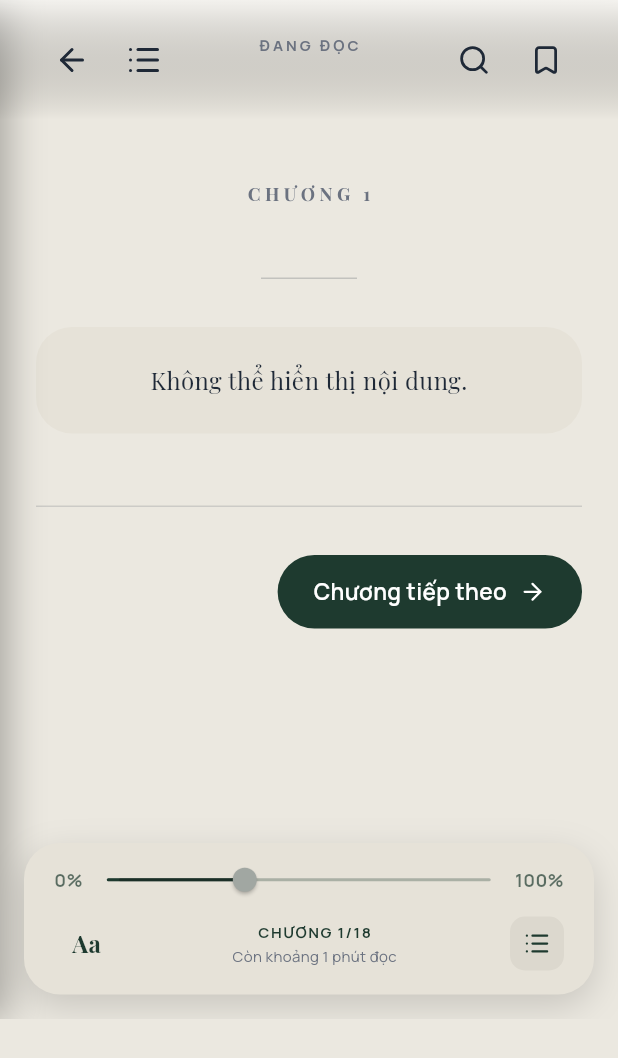
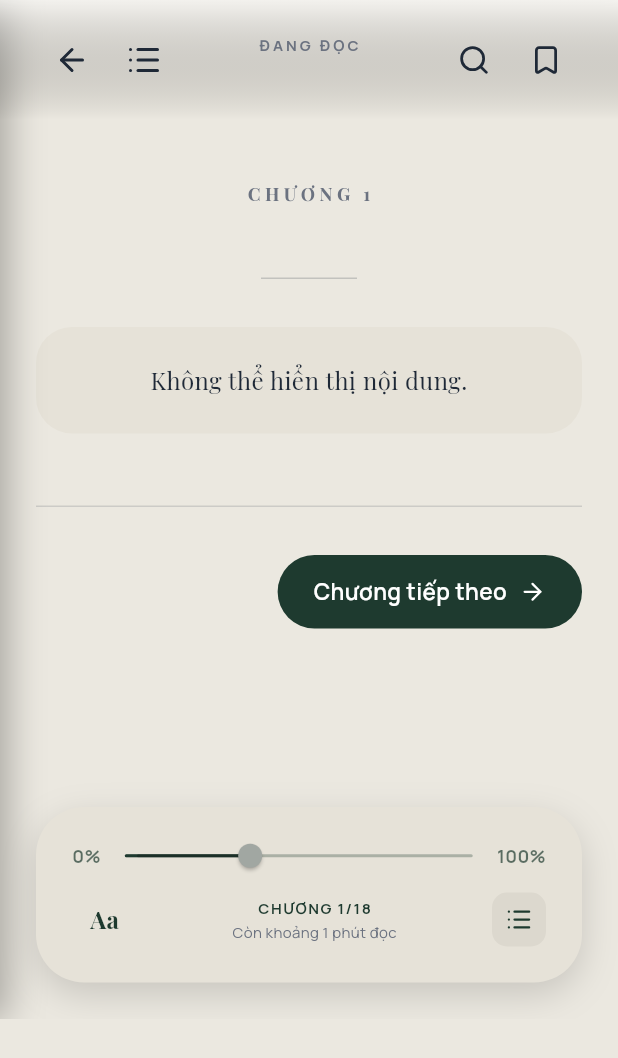
Before and after one commit to d-init-d/Project-Fluxalpha, a Flutter app: the ReaderInterface screen opened directly with empty values, on a phone screen of 412 x 824 dp. Shown: the top 1058 px of the screen. Run offline on Flutter 3.47's test engine with Material 3 defaults, Android fonts, the phone set to English and light mode, and no system bars; our stand-ins replace file_picker, flutter_riverpod, flutter_widget_from_html, google_fonts, lucide_icons, open_file and 1 more; missing offline and left inert: desktop_drop, pdfrx, window_manager; accounts and stored records are empty; project files that could hold a hidden picture were left out.

Commit message:
fix kích thước menu dưới

```diff
--- a/flux_alpha/lib/screens/reader_interface.dart
+++ b/flux_alpha/lib/screens/reader_interface.dart
@@ -842,12 +842,17 @@ class _ReaderInterfaceState extends State<ReaderInterface>
       child: SafeArea(
         top: false,
         child: Padding(
-          padding: const EdgeInsets.fromLTRB(16, 0, 16, 16),
+          padding: const EdgeInsets.all(24), // p-6 = 24px
+          child: Center(
+            child: ConstrainedBox(
+              constraints: const BoxConstraints(
+                maxWidth: 672,
+              ), // max-w-2xl = 672px
               child: Container(
-            padding: const EdgeInsets.symmetric(horizontal: 20, vertical: 16),
+                padding: const EdgeInsets.all(24), // p-6 = 24px
                 decoration: BoxDecoration(
                   color: theme.panelBg,
-              borderRadius: BorderRadius.circular(24),
+                  borderRadius: BorderRadius.circular(32), // rounded-[32px]
                   border: theme.panelBorder != Colors.transparent
                       ? Border.all(color: theme.panelBorder)
                       : null,
@@ -949,6 +954,8 @@ class _ReaderInterfaceState extends State<ReaderInterface>
                       ],
                     ),
                   ],
+                ),
+              ),
             ),
           ),
         ),
```
Lines whose indentation alone changed are shown as unchanged.
